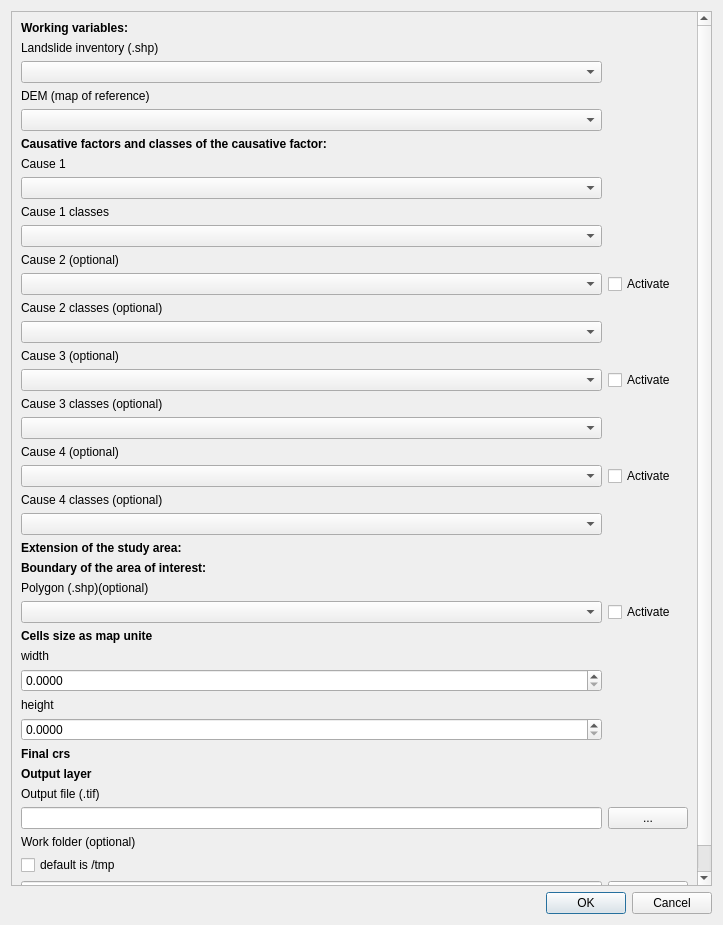
Qt form sz/LSZ_dialog_base.ui (giactitti/SZ) before a commit.
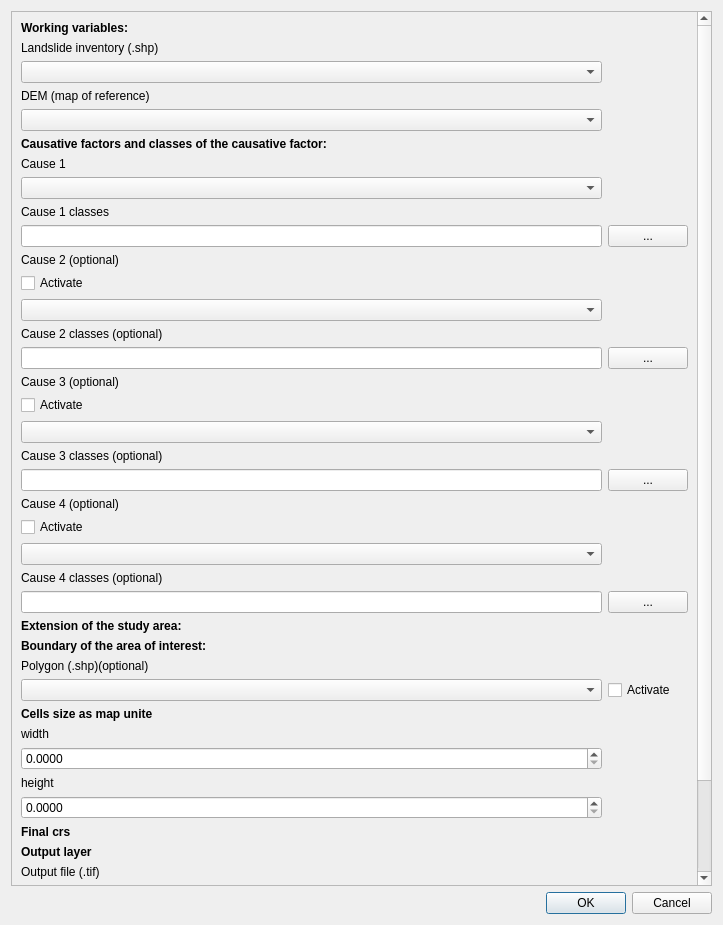
The same form after that commit. Custom widgets are drawn as their Qt base class.

```diff
--- a/sz/LSZ_dialog_base.ui
+++ b/sz/LSZ_dialog_base.ui
@@ -33,26 +33,26 @@
       <property name="geometry">
        <rect>
         <x>0</x>
-        <y>-152</y>
+        <y>0</y>
         <width>689</width>
-        <height>1026</height>
+        <height>1119</height>
        </rect>
       </property>
       <layout class="QGridLayout" name="gridLayout_2">
-       <item row="53" column="2">
-        <spacer name="verticalSpacer_2">
-         <property name="orientation">
-          <enum>Qt::Vertical</enum>
-         </property>
-         <property name="sizeHint" stdset="0">
-          <size>
-           <width>20</width>
-           <height>40</height>
-          </size>
-         </property>
-        </spacer>
-       </item>
        <item row="61" column="2">
+        <spacer name="verticalSpacer_2">
+         <property name="orientation">
+          <enum>Qt::Vertical</enum>
+         </property>
+         <property name="sizeHint" stdset="0">
+          <size>
+           <width>20</width>
+           <height>40</height>
+          </size>
+         </property>
+        </spacer>
+       </item>
+       <item row="69" column="2">
         <widget class="QLineEdit" name="lineEdit_16"/>
        </item>
        <item row="0" column="2">
@@ -68,7 +68,7 @@
          </property>
         </widget>
        </item>
-       <item row="51" column="2">
+       <item row="59" column="2">
         <widget class="QDoubleSpinBox" name="doubleSpinBox_6">
          <property name="decimals">
           <number>4</number>
@@ -78,14 +78,14 @@
          </property>
         </widget>
        </item>
-       <item row="22" column="2">
+       <item row="28" column="2">
         <widget class="QLabel" name="label_9">
          <property name="text">
           <string>Cause 4 classes (optional)</string>
          </property>
         </widget>
        </item>
-       <item row="49" column="2">
+       <item row="57" column="2">
         <widget class="QDoubleSpinBox" name="doubleSpinBox_5">
          <property name="decimals">
           <number>4</number>
@@ -95,17 +95,17 @@
          </property>
         </widget>
        </item>
-       <item row="58" column="2">
+       <item row="66" column="2">
         <widget class="QLineEdit" name="lineEdit_5"/>
        </item>
-       <item row="58" column="3">
+       <item row="66" column="3">
         <widget class="QPushButton" name="pushButton_5">
          <property name="text">
           <string>...</string>
          </property>
         </widget>
        </item>
-       <item row="44" column="2">
+       <item row="52" column="2">
         <widget class="QLabel" name="label_23">
          <property name="font">
           <font>
@@ -131,7 +131,7 @@
          </property>
         </widget>
        </item>
-       <item row="37" column="2">
+       <item row="44" column="2">
         <widget class="QLabel" name="label_19">
          <property name="font">
           <font>
@@ -144,7 +144,7 @@
          </property>
         </widget>
        </item>
-       <item row="54" column="2">
+       <item row="62" column="2">
         <widget class="QLabel" name="label_24">
          <property name="font">
           <font>
@@ -157,7 +157,7 @@
          </property>
         </widget>
        </item>
-       <item row="39" column="2">
+       <item row="47" column="2">
         <widget class="QLabel" name="label_25">
          <property name="font">
           <font>
@@ -170,14 +170,14 @@
          </property>
         </widget>
        </item>
-       <item row="50" column="2">
+       <item row="58" column="2">
         <widget class="QLabel" name="label_17">
          <property name="text">
           <string>height</string>
          </property>
         </widget>
        </item>
-       <item row="18" column="2">
+       <item row="22" column="2">
         <widget class="QLabel" name="label_8">
          <property name="text">
           <string>Cause 3 classes (optional)</string>
@@ -198,7 +198,7 @@
          </property>
         </widget>
        </item>
-       <item row="13" column="2">
+       <item row="15" column="2">
         <widget class="QLabel" name="label_7">
          <property name="text">
           <string>Cause 2 classes (optional)</string>
@@ -212,42 +212,42 @@
          </property>
         </widget>
        </item>
-       <item row="15" column="2">
+       <item row="18" column="2">
         <widget class="QLabel" name="label_3">
          <property name="text">
           <string>Cause 3 (optional)</string>
          </property>
         </widget>
        </item>
-       <item row="20" column="2">
+       <item row="25" column="2">
         <widget class="QLabel" name="label_4">
          <property name="text">
           <string>Cause 4 (optional)</string>
          </property>
         </widget>
        </item>
-       <item row="40" column="2">
+       <item row="48" column="2">
         <widget class="QLabel" name="label_26">
          <property name="text">
           <string>Polygon (.shp)(optional)</string>
          </property>
         </widget>
        </item>
-       <item row="46" column="2">
+       <item row="54" column="2">
         <widget class="QLabel" name="label_16">
          <property name="text">
           <string>width</string>
          </property>
         </widget>
        </item>
-       <item row="56" column="2">
+       <item row="64" column="2">
         <widget class="QLabel" name="label_5">
          <property name="text">
           <string>Output file (.tif)</string>
          </property>
         </widget>
        </item>
-       <item row="61" column="3">
+       <item row="69" column="3">
         <widget class="QPushButton" name="pushButton_12">
          <property name="text">
           <string>...</string>
@@ -268,14 +268,14 @@
          </property>
         </widget>
        </item>
-       <item row="59" column="2">
+       <item row="67" column="2">
         <widget class="QLabel" name="label_18">
          <property name="text">
           <string>Work folder (optional)</string>
          </property>
         </widget>
        </item>
-       <item row="38" column="2">
+       <item row="46" column="2">
         <spacer name="verticalSpacer">
          <property name="orientation">
           <enum>Qt::Vertical</enum>
@@ -288,10 +288,10 @@
          </property>
         </spacer>
        </item>
-       <item row="43" column="2">
+       <item row="51" column="2">
         <widget class="QgsMapLayerComboBox" name="mMapLayerComboBox"/>
        </item>
-       <item row="52" column="2">
+       <item row="60" column="2">
         <widget class="QLabel" name="label_12">
          <property name="font">
           <font>
@@ -304,7 +304,7 @@
          </property>
         </widget>
        </item>
-       <item row="43" column="3">
+       <item row="51" column="3">
         <widget class="QCheckBox" name="checkBox">
          <property name="text">
           <string>Activate</string>
@@ -320,57 +320,98 @@
        <item row="7" column="2">
         <widget class="QgsMapLayerComboBox" name="mMapLayerComboBox_4"/>
        </item>
-       <item row="16" column="2">
+       <item row="20" column="2">
         <widget class="QgsMapLayerComboBox" name="mMapLayerComboBox_8"/>
        </item>
-       <item row="12" column="2">
-        <widget class="QgsMapLayerComboBox" name="mMapLayerComboBox_6"/>
-       </item>
-       <item row="12" column="3">
-        <widget class="QCheckBox" name="checkBox_6">
-         <property name="text">
-          <string>Activate</string>
-         </property>
-        </widget>
-       </item>
        <item row="14" column="2">
-        <widget class="QgsMapLayerComboBox" name="mMapLayerComboBox_7"/>
+        <widget class="QgsMapLayerComboBox" name="mMapLayerComboBox_6"/>
        </item>
        <item row="2" column="2">
         <widget class="QgsMapLayerComboBox" name="mMapLayerComboBox_2"/>
        </item>
-       <item row="19" column="2">
-        <widget class="QgsMapLayerComboBox" name="mMapLayerComboBox_9"/>
-       </item>
-       <item row="21" column="2">
+       <item row="27" column="2">
         <widget class="QgsMapLayerComboBox" name="mMapLayerComboBox_10"/>
        </item>
+       <item row="68" column="2">
+        <widget class="QCheckBox" name="checkBox_2">
+         <property name="text">
+          <string>default is /tmp</string>
+         </property>
+        </widget>
+       </item>
        <item row="9" column="2">
-        <widget class="QgsMapLayerComboBox" name="mMapLayerComboBox_5"/>
+        <widget class="QLineEdit" name="lineEdit_6"/>
        </item>
-       <item row="23" column="2">
-        <widget class="QgsMapLayerComboBox" name="mMapLayerComboBox_11"/>
+       <item row="23" column="3">
+        <widget class="QPushButton" name="pushButton_8">
+         <property name="text">
+          <string>...</string>
+         </property>
+        </widget>
        </item>
-       <item row="21" column="3">
+       <item row="29" column="3">
+        <widget class="QPushButton" name="pushButton_9">
+         <property name="text">
+          <string>...</string>
+         </property>
+        </widget>
+       </item>
+       <item row="16" column="2">
+        <widget class="QLineEdit" name="lineEdit_7"/>
+       </item>
+       <item row="29" column="2">
+        <widget class="QLineEdit" name="lineEdit_9"/>
+       </item>
+       <item row="26" column="2">
         <widget class="QCheckBox" name="checkBox_10">
          <property name="text">
           <string>Activate</string>
          </property>
         </widget>
        </item>
+       <item row="13" column="2">
+        <widget class="QCheckBox" name="checkBox_6">
+         <property name="text">
+          <string>Activate</string>
+         </property>
+        </widget>
+       </item>
+       <item row="9" column="3">
+        <widget class="QPushButton" name="pushButton_6">
+         <property name="text">
+          <string>...</string>
+         </property>
+        </widget>
+       </item>
+       <item row="23" column="2">
+        <widget class="QLineEdit" name="lineEdit_8"/>
+       </item>
        <item row="16" column="3">
+        <widget class="QPushButton" name="pushButton_7">
+         <property name="text">
+          <string>...</string>
+         </property>
+        </widget>
+       </item>
+       <item row="19" column="2">
         <widget class="QCheckBox" name="checkBox_8">
          <property name="text">
           <string>Activate</string>
          </property>
         </widget>
        </item>
-       <item row="60" column="2">
-        <widget class="QCheckBox" name="checkBox_2">
-         <property name="text">
-          <string>default is /tmp</string>
+       <item row="45" column="2">
+        <spacer name="verticalSpacer_3">
+         <property name="orientation">
+          <enum>Qt::Vertical</enum>
          </property>
-        </widget>
+         <property name="sizeHint" stdset="0">
+          <size>
+           <width>20</width>
+           <height>40</height>
+          </size>
+         </property>
+        </spacer>
        </item>
       </layout>
      </widget>
```
Left out of the diff: 2 changed lines with no effect on the pictures.
